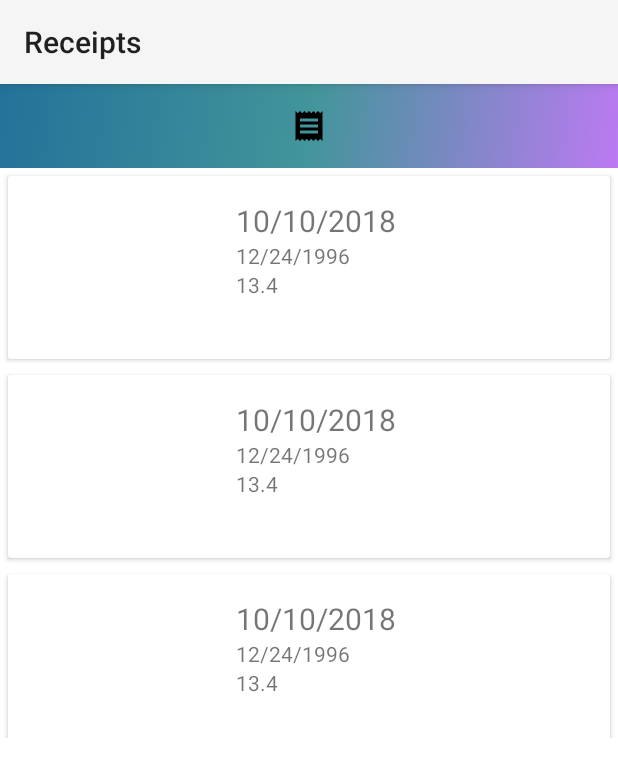
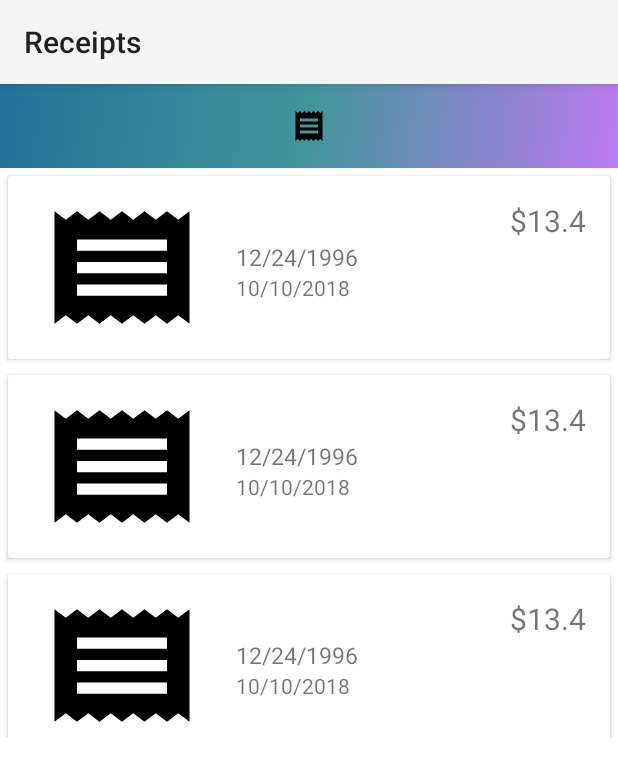
Before and after one commit to alvarezaaronAI/Receipt_ADV_App, an Android app: the TodayActivity screen opened directly, with no data from a screen before it, on a phone screen of 412 x 824 dp. Shown: the top 777 px of the screen. Run offline under Robolectric (Android 15) with nearby library versions, the phone set to English and light mode, and no system bars.

Commit message:
changed layout

```diff
--- a/app/src/main/java/alphag/com/receipts/Users/ReceiptAdapter.java
+++ b/app/src/main/java/alphag/com/receipts/Users/ReceiptAdapter.java
@@ -8,6 +8,7 @@ import android.view.ViewGroup;
 import android.widget.ImageView;
 import android.widget.TextView;
 
+import java.text.DecimalFormat;
 import java.util.List;
 
 import alphag.com.receipts.R;
@@ -34,9 +35,12 @@ public class ReceiptAdapter extends RecyclerView.Adapter<ReceiptAdapter.ReceiptV
     public void onBindViewHolder(ReceiptViewHolder receiptViewHolder, int i) {
         Receipt receipt = mReceiptsList.get(i);
 
+        DecimalFormat df = new DecimalFormat("#.##");
+        String formattedPrice = df.format(receipt.getTotal());
+
         receiptViewHolder.textLocation.setText(receipt.getAddress());
         receiptViewHolder.textDate.setText(receipt.getDate());
-        receiptViewHolder.textPrice.setText(Double.toString(receipt.getTotal()));
+        receiptViewHolder.textPrice.setText("$" + formattedPrice);
 
     }
 
--- a/app/src/main/res/layout/receipt_viewholder.xml
+++ b/app/src/main/res/layout/receipt_viewholder.xml
@@ -20,33 +20,36 @@
                 android:layout_width="120dp"
                 android:layout_height="90dp"
                 android:id="@+id/iv_receipt_image"
+                android:background="@drawable/ic_baseline_receipt_24px"
                 android:padding="4dp"
                 android:layout_alignParentLeft="true"
                 android:layout_alignParentTop="true"
                 android:layout_marginRight="16dp"/>
 
             <TextView
+                android:id="@+id/tv_receipt_price"
                 android:layout_width="match_parent"
                 android:layout_height="wrap_content"
-                android:id="@+id/tv_receipt_location"
+                android:textAlignment="textEnd"
+                android:layout_alignParentTop="true"
                 android:layout_toRightOf="@+id/iv_receipt_image"
-                android:layout_alignParentTop="true"
-                android:textSize="20sp"/>
+                android:textSize="20sp" />
 
             <TextView
                 android:layout_width="wrap_content"
                 android:layout_height="wrap_content"
+                android:textSize="15sp"
                 android:id="@+id/tv_receipt_date"
                 android:layout_toRightOf="@+id/iv_receipt_image"
-                android:layout_below="@+id/tv_receipt_location"/>
+                android:layout_below="@+id/tv_receipt_price"/>
 
             <TextView
                 android:layout_width="wrap_content"
                 android:layout_height="wrap_content"
-                android:id="@+id/tv_receipt_price"
+                android:id="@+id/tv_receipt_location"
                 android:layout_toRightOf="@+id/iv_receipt_image"
-                android:layout_below="@+id/tv_receipt_date"/>
-
+                android:layout_below="@+id/tv_receipt_date"
+            />
         </RelativeLayout>
 
     </android.support.v7.widget.CardView>
```
